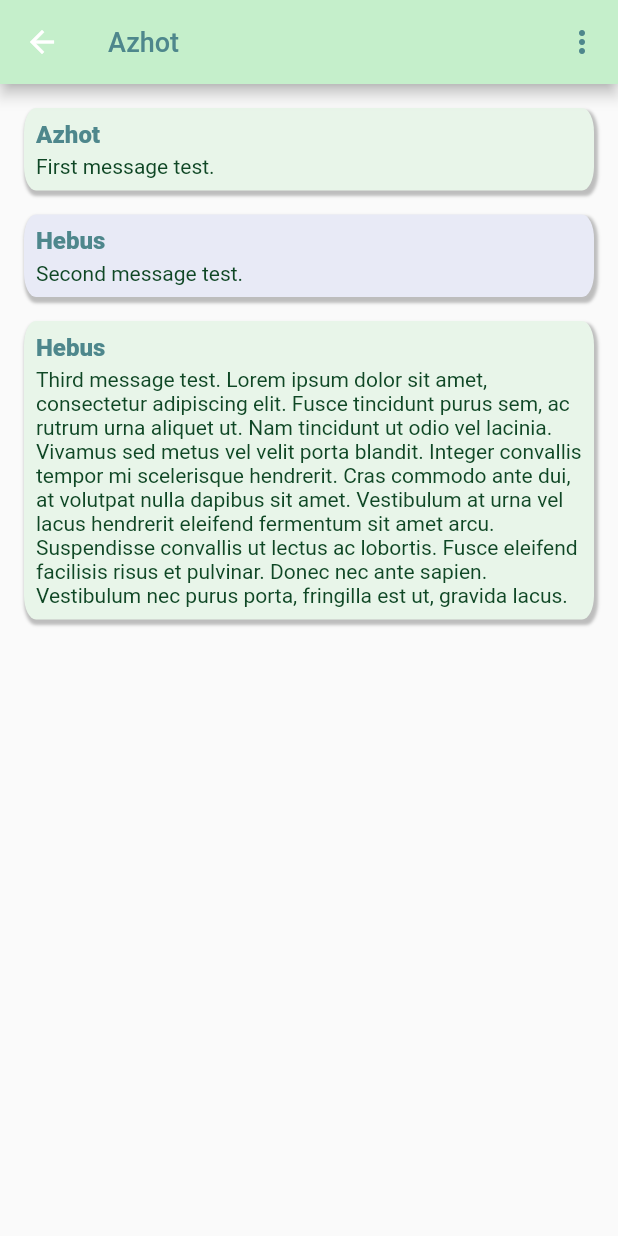
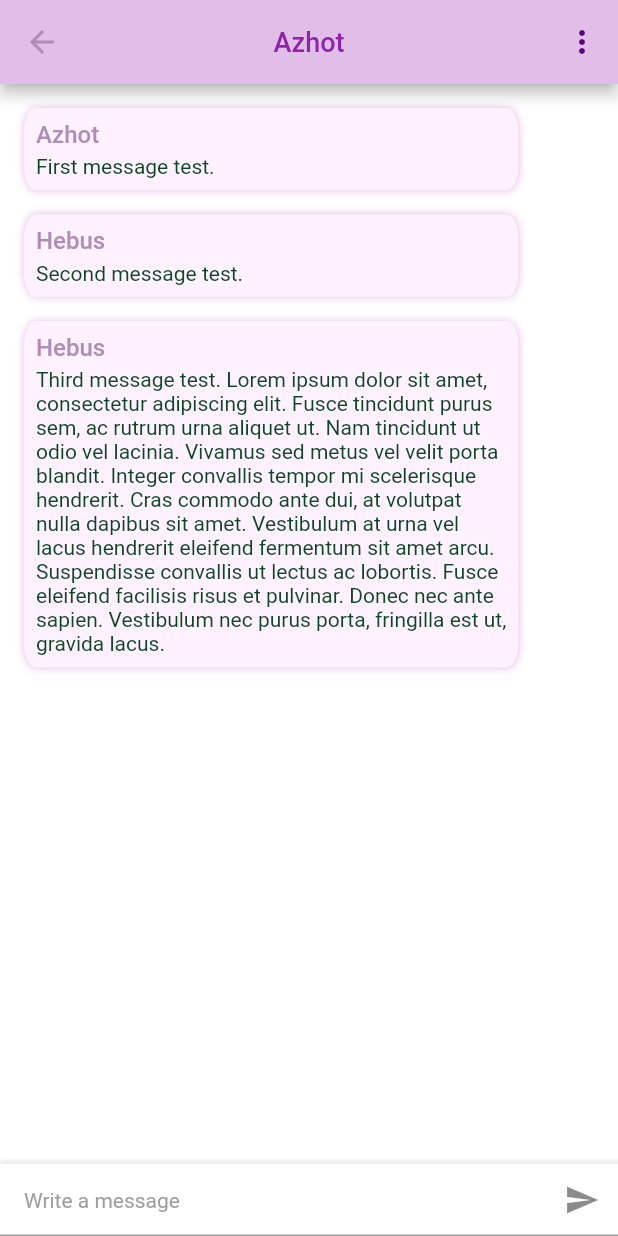
Before and after one commit to Azhot/messages, a Flutter app: the screen it shows once a user with an empty profile is signed in, after a tap on "Azhot", on a phone screen of 412 x 824 dp. Run offline on Flutter 3.47's test engine with Material 2 defaults, Android fonts, the phone set to English and light mode, and no system bars; our stand-ins replace cloud_firestore, firebase_auth, firebase_core, flutter_spinkit, google_fonts; accounts and stored records are empty.

Commit message:
Update app theme

```diff
--- a/lib/main.dart
+++ b/lib/main.dart
@@ -3,6 +3,7 @@ import 'package:flutter/material.dart';
 import 'package:messages/model/user.dart';
 import 'package:messages/screen/home_wrapper.dart';
 import 'package:messages/service/auth_service.dart';
+import 'package:messages/shared/constants.dart';
 import 'package:messages/shared/styles.dart';
 import 'package:provider/provider.dart';
 
@@ -71,9 +72,18 @@ class UserStreamProvider extends StatelessWidget {
     return StreamProvider<User?>.value(
       value: AuthService.user,
       initialData: null,
-      child: const MaterialApp(
+      child: MaterialApp(
+        theme: ThemeData().copyWith(
+          scaffoldBackgroundColor: Colors.white,
+          colorScheme: ThemeData().colorScheme.copyWith(
+                primary: Constants.primaryColor,
+                secondary: Constants.secondaryColor,
+                primaryVariant: Constants.primaryLightColor,
+                secondaryVariant: Constants.secondaryLightColor,
+              ),
+        ),
         debugShowCheckedModeBanner: false,
-        home: HomeWrapper(),
+        home: const HomeWrapper(),
       ),
     );
   }
--- a/lib/screen/authenticate/register_page.dart
+++ b/lib/screen/authenticate/register_page.dart
@@ -44,7 +44,6 @@ class _RegisterPageState extends State<RegisterPage> {
       );
 
   Widget body() => Container(
-        color: Colors.white,
         padding: const EdgeInsets.all(16),
         child: Form(
           key: _formKey,
--- a/lib/screen/authenticate/sign_in_page.dart
+++ b/lib/screen/authenticate/sign_in_page.dart
@@ -44,7 +44,6 @@ class _SignInPageState extends State<SignInPage> {
       );
 
   Widget body() => Container(
-        color: Colors.white,
         padding: const EdgeInsets.all(16),
         child: Form(
           key: _formKey,
--- a/lib/screen/conversation/conversation_page.dart
+++ b/lib/screen/conversation/conversation_page.dart
@@ -1,10 +1,13 @@
-import 'package:messages/model/message.dart';
+import 'package:messages/model/user.dart';
 import 'package:messages/shared/app_bar.dart';
 import 'package:messages/screen/conversation/message_viewholder.dart';
 import 'package:messages/model/conversation.dart';
 import 'package:flutter/material.dart';
 import 'package:messages/service/auth_service.dart';
+import 'package:messages/shared/constants.dart';
 import 'package:messages/shared/strings.dart';
+import 'package:messages/shared/styles.dart';
+import 'package:provider/provider.dart';
 
 class ConversationPage extends StatelessWidget {
   // variables
@@ -17,7 +20,8 @@ class ConversationPage extends StatelessWidget {
   @override
   Widget build(BuildContext context) => Scaffold(
         appBar: appBar(),
-        body: body(),
+        body: listMessage(context),
+        bottomSheet: newMessage(),
       );
 
   // widgets
@@ -29,21 +33,46 @@ class ConversationPage extends StatelessWidget {
         },
       );
 
-  Widget body() => SingleChildScrollView(
+  Widget listMessage(BuildContext context) => SingleChildScrollView(
       padding: const EdgeInsets.fromLTRB(0, 8, 0, 8),
       child: Column(
-        children: toMessageViewholders(conversation.messages),
+        children: MessageViewholder.toMessageViewholders(
+            conversation.messages, Provider.of<User>(context)),
       ));
 
-  List<MessageViewholder> toMessageViewholders(List<Message> messages) =>
-      messages
-          .asMap()
-          .map((i, message) => MapEntry(
-              i,
-              MessageViewholder(
-                message,
-                i % 2 == 0 ? Colors.green.shade50 : Colors.indigo.shade50,
-              )))
-          .values
-          .toList();
+  Widget newMessage() => Theme(
+        data: ThemeData().copyWith(
+          scaffoldBackgroundColor: Colors.white,
+          colorScheme: ThemeData()
+              .colorScheme
+              .copyWith(primary: Constants.secondaryLightColor),
+        ),
+        child: Container(
+          decoration: BoxDecoration(
+            color: Colors.white,
+            boxShadow: [
+              BoxShadow(
+                color: Colors.grey.shade200,
+                spreadRadius: 1,
+                blurRadius: 1,
+                offset: Offset.fromDirection(-1, 2),
+              ),
+            ],
+          ),
+          child: TextField(
+            maxLines: 5,
+            minLines: 1,
+            style: Styles.basicTextStyle(),
+            decoration: InputDecoration(
+              contentPadding: const EdgeInsets.all(16),
+              hintText: "Write a message",
+              hintStyle: Styles.hintTextStyle(),
+              suffixIcon: IconButton(
+                icon: const Icon(Icons.send),
+                onPressed: () => {},
+              ),
+            ),
+          ),
+        ),
+      );
 }
--- a/lib/screen/conversation/message_viewholder.dart
+++ b/lib/screen/conversation/message_viewholder.dart
@@ -1,33 +1,56 @@
+import 'package:messages/model/user.dart';
 import 'package:messages/shared/constants.dart';
 import 'package:messages/model/message.dart';
 import 'package:flutter/material.dart';
 import 'package:google_fonts/google_fonts.dart';
+import 'package:messages/shared/styles.dart';
 
 class MessageViewholder extends StatelessWidget {
   // variables
   final Message message;
-  final Color messageColor;
+  final Color titleColor;
+  final Color messageBackgroundColor;
+  final Alignment alignment;
 
-  //construcors
-  const MessageViewholder(
-    this.message,
-    this.messageColor, {
+  //constructors
+  const MessageViewholder._fromUser(
+    this.message, {
     Key? key,
-  }) : super(key: key);
+  })  : titleColor = Constants.secondaryColor,
+        messageBackgroundColor = Constants.primaryColor,
+        alignment = Alignment.centerRight,
+        super(key: key);
 
+  const MessageViewholder._fromOther(
+    this.message, {
+    Key? key,
+  })  : titleColor = Constants.primaryDarkColor,
+        messageBackgroundColor = Constants.primaryLightColor,
+        alignment = Alignment.centerLeft,
+        super(key: key);
+
+  // static functions
+  static List<MessageViewholder> toMessageViewholders(
+          List<Message> messages, User author) =>
+      messages
+          .map((message) => message.author == author
+              ? MessageViewholder._fromUser(message)
+              : MessageViewholder._fromOther(message))
+          .toList();
+
+  // overrides
   @override
-  Widget build(BuildContext context) {
-    return Container(
-      width: double.infinity,
+  Widget build(BuildContext context) => Container(
+        alignment: alignment,
+        child: Container(
+          width: MediaQuery.of(context).size.width * 4 / 5,
           decoration: BoxDecoration(
-        color: messageColor,
+            color: messageBackgroundColor,
             borderRadius: const BorderRadius.all(Radius.elliptical(8, 16)),
-        boxShadow: [
+            boxShadow: const [
               BoxShadow(
-            color: Colors.grey.shade400,
-            spreadRadius: 1,
-            blurRadius: 1,
-            offset: Offset.fromDirection(1, 3),
+                color: Constants.primaryColor,
+                blurRadius: 4,
               ),
             ],
           ),
@@ -38,23 +61,21 @@ class MessageViewholder extends StatelessWidget {
             children: [
               Text(
                 message.author.name,
-            style: GoogleFonts.aBeeZee(
-              color: Constants.secondaryColor,
-              fontWeight: FontWeight.w800,
-              fontSize: 16,
-            ),
+                style: Styles.basicTextStyle(
+                    color: titleColor,
+                    fontWeight: FontWeight.w500,
+                    fontSize: 16),
               ),
               const SizedBox(height: 4),
               Text(
                 message.text,
-            style: GoogleFonts.aBeeZee(
+                style: Styles.basicTextStyle(
                   color: Constants.messageTextColor,
-              fontWeight: FontWeight.w400,
                   fontSize: 14,
                 ),
               ),
             ],
           ),
+        ),
       );
 }
-}
--- a/lib/screen/conversation_list/conversation_viewholder.dart
+++ b/lib/screen/conversation_list/conversation_viewholder.dart
@@ -24,6 +24,11 @@ class ConversationViewholder extends StatelessWidget {
   // widgets
   Widget body() => Container(
         width: double.infinity,
+        decoration: const BoxDecoration(
+          border: Border(
+            bottom: BorderSide(color: Constants.primaryLightColor),
+          ),
+        ),
         padding: const EdgeInsets.all(16),
         child: Column(
           crossAxisAlignment: CrossAxisAlignment.start,
@@ -38,15 +43,15 @@ class ConversationViewholder extends StatelessWidget {
   Text titleText() => Text(
         conversation.title,
         style: Styles.basicTextStyle(
-            color: Constants.secondaryColor,
-            fontWeight: FontWeight.w800,
+            color: Constants.primaryDarkColor,
+            fontWeight: FontWeight.w500,
             fontSize: 16),
       );
 
   Text messageText() => Text(conversation.messages.last.text,
       overflow: TextOverflow.ellipsis,
       maxLines: 1,
-      style: Styles.basicTextStyle(fontWeight: FontWeight.w400));
+      style: Styles.basicTextStyle());
 
   // functions
   void navigateToConversationPage(BuildContext context) {
--- a/lib/shared/app_bar.dart
+++ b/lib/shared/app_bar.dart
@@ -13,22 +13,29 @@ class MessageAppBar extends StatelessWidget implements PreferredSizeWidget {
   // overrides
   @override
   Widget build(BuildContext context) => AppBar(
+        iconTheme: const IconThemeData(color: Constants.primaryDarkColor),
         backgroundColor: Constants.primaryColor,
         title: barTitle(),
+        centerTitle: true,
         actions: [menu()],
-        actionsIconTheme: const IconThemeData(color: Constants.secondaryColor),
+        actionsIconTheme:
+            const IconThemeData(color: Constants.secondaryDarkColor),
       );
 
   @override
   Size get preferredSize => const Size.fromHeight(56);
 
   // private functions
-  Text barTitle() => Text(title, style: Styles.appBarTextStyle());
+  Widget barTitle() => Text(
+        title,
+        style: Styles.appBarTextStyle(),
+      );
 
   PopupMenuButton<String> menu() => PopupMenuButton<String>(
         itemBuilder: (BuildContext context) => menuItems.keys
             .map((String choice) => PopupMenuItem<String>(
                   value: choice,
+                  textStyle: Styles.basicTextStyle(),
                   child: Text(choice),
                 ))
             .toList(),
--- a/lib/shared/constants.dart
+++ b/lib/shared/constants.dart
@@ -1,8 +1,12 @@
 import 'package:flutter/material.dart';
 
 class Constants {
-  static const Color primaryColor = Color(0xFFC5EFCB);
-  static const Color secondaryColor = Color(0xFF4E878C);
+  static const Color primaryColor = Color(0xFFe1bee7);
+  static const Color primaryLightColor = Color(0xFFfff1ff);
+  static const Color primaryDarkColor = Color(0xFFaf8eb5);
+  static const Color secondaryColor = Color(0xFF8e24aa);
+  static const Color secondaryLightColor = Color(0xFFc158dc);
+  static const Color secondaryDarkColor = Color(0xFF5c007a);
   static const Color errorColor = Color(0xFFD32F2F);
   static const Color hintTextColor = Colors.grey;
   static const Color messageTextColor = Color(0xFF0F4725);
--- a/lib/shared/loading.dart
+++ b/lib/shared/loading.dart
@@ -11,7 +11,7 @@ class Loading extends StatelessWidget {
       color: Constants.primaryColor,
       child: const Center(
         child: SpinKitChasingDots(
-          color: Constants.secondaryColor,
+          color: Constants.primaryDarkColor,
           size: 50,
         ),
       ),
--- a/lib/shared/styles.dart
+++ b/lib/shared/styles.dart
@@ -45,7 +45,7 @@ class Styles {
         fillColor: Colors.white,
         filled: true,
         enabledBorder: _outlineBorder(Constants.primaryColor),
-        focusedBorder: _outlineBorder(Constants.secondaryColor),
+        focusedBorder: _outlineBorder(Constants.primaryDarkColor),
         errorBorder: _outlineBorder(Constants.errorColor),
         focusedErrorBorder: _outlineBorder(Constants.errorColor),
         errorStyle: errorTextStyle(fontSize: 12),
@@ -58,7 +58,7 @@ class Styles {
       );
 
   static ButtonStyle basicButtonStyle() => ElevatedButton.styleFrom(
-        primary: Constants.secondaryColor,
+        primary: Constants.primaryDarkColor,
         textStyle: const TextStyle(color: Colors.white),
       );
 }
```
Lines whose indentation alone changed are shown as unchanged.
